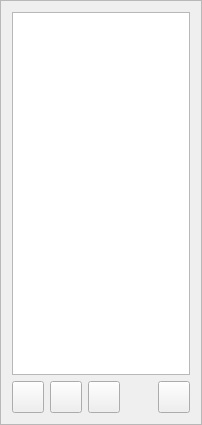
Old version of the form oom/widgets/routemapbase.ui in the repository ccherrett/oom.
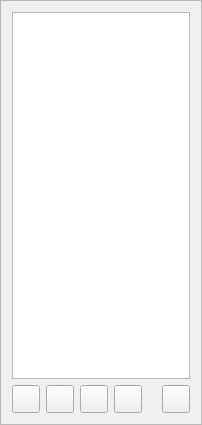
New version of the form.

Commit message: Added Copy function to the RC so you can now duplicate routing maps

What changed in the file:
```diff
--- a/oom/widgets/routemapbase.ui
+++ b/oom/widgets/routemapbase.ui
@@ -72,14 +72,14 @@
       <widget class="QPushButton" name="btnLoad">
        <property name="minimumSize">
         <size>
-         <width>32</width>
-         <height>32</height>
+         <width>28</width>
+         <height>28</height>
         </size>
        </property>
        <property name="maximumSize">
         <size>
-         <width>32</width>
-         <height>32</height>
+         <width>28</width>
+         <height>28</height>
         </size>
        </property>
        <property name="toolTip">
@@ -94,14 +94,14 @@
       <widget class="QPushButton" name="btnEdit">
        <property name="minimumSize">
         <size>
-         <width>32</width>
-         <height>32</height>
+         <width>28</width>
+         <height>28</height>
         </size>
        </property>
        <property name="maximumSize">
         <size>
-         <width>32</width>
-         <height>32</height>
+         <width>28</width>
+         <height>28</height>
         </size>
        </property>
        <property name="toolTip">
@@ -116,14 +116,14 @@
       <widget class="QPushButton" name="btnAdd">
        <property name="minimumSize">
         <size>
-         <width>32</width>
-         <height>32</height>
+         <width>28</width>
+         <height>28</height>
         </size>
        </property>
        <property name="maximumSize">
         <size>
-         <width>32</width>
-         <height>32</height>
+         <width>28</width>
+         <height>28</height>
         </size>
        </property>
        <property name="toolTip">
@@ -134,6 +134,28 @@
        </property>
       </widget>
      </item>
+     <item>
+      <widget class="QPushButton" name="btnCopy">
+       <property name="minimumSize">
+        <size>
+         <width>28</width>
+         <height>28</height>
+        </size>
+       </property>
+       <property name="maximumSize">
+        <size>
+         <width>28</width>
+         <height>28</height>
+        </size>
+       </property>
+       <property name="toolTip">
+        <string>Duplicate Selected Route Map.</string>
+       </property>
+       <property name="text">
+        <string/>
+       </property>
+      </widget>
+     </item>
      <item>
       <spacer name="horizontalSpacer">
        <property name="orientation">
@@ -151,14 +173,14 @@
       <widget class="QPushButton" name="btnDelete">
        <property name="minimumSize">
         <size>
-         <width>32</width>
-         <height>32</height>
+         <width>28</width>
+         <height>28</height>
         </size>
        </property>
        <property name="maximumSize">
         <size>
-         <width>32</width>
-         <height>32</height>
+         <width>28</width>
+         <height>28</height>
         </size>
        </property>
        <property name="toolTip">
```
The commit also changes 2 other files.
